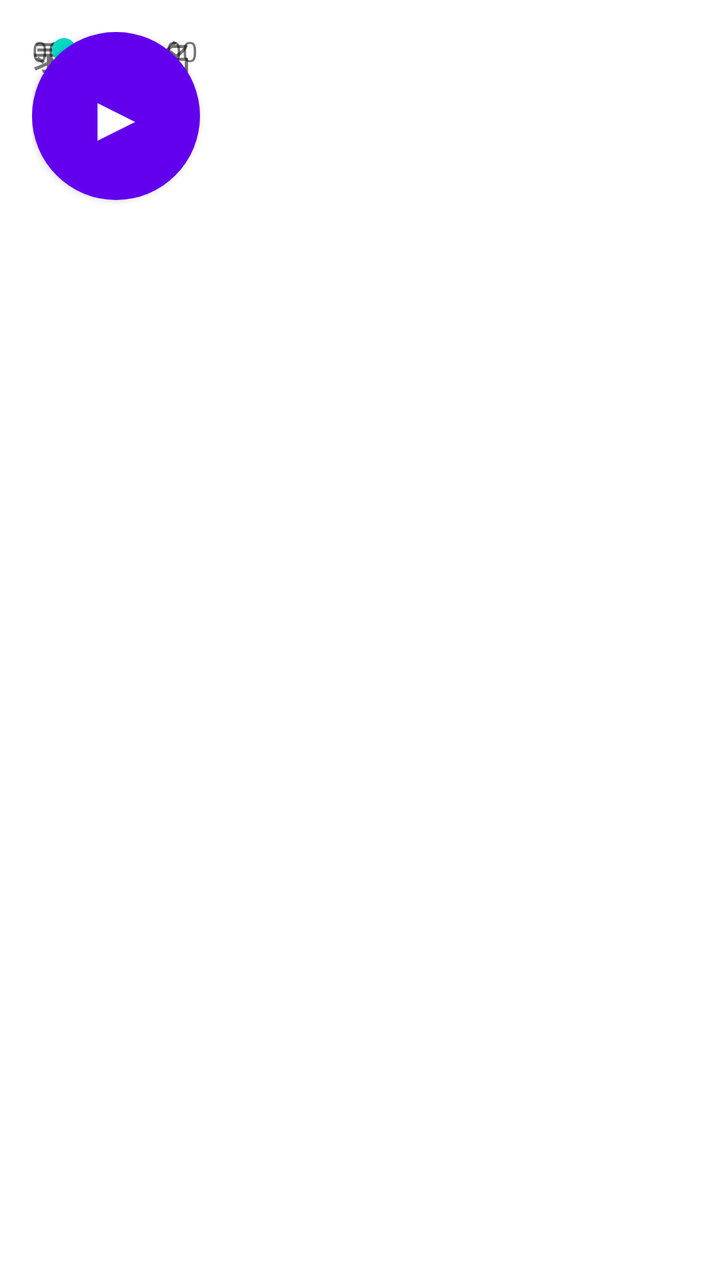
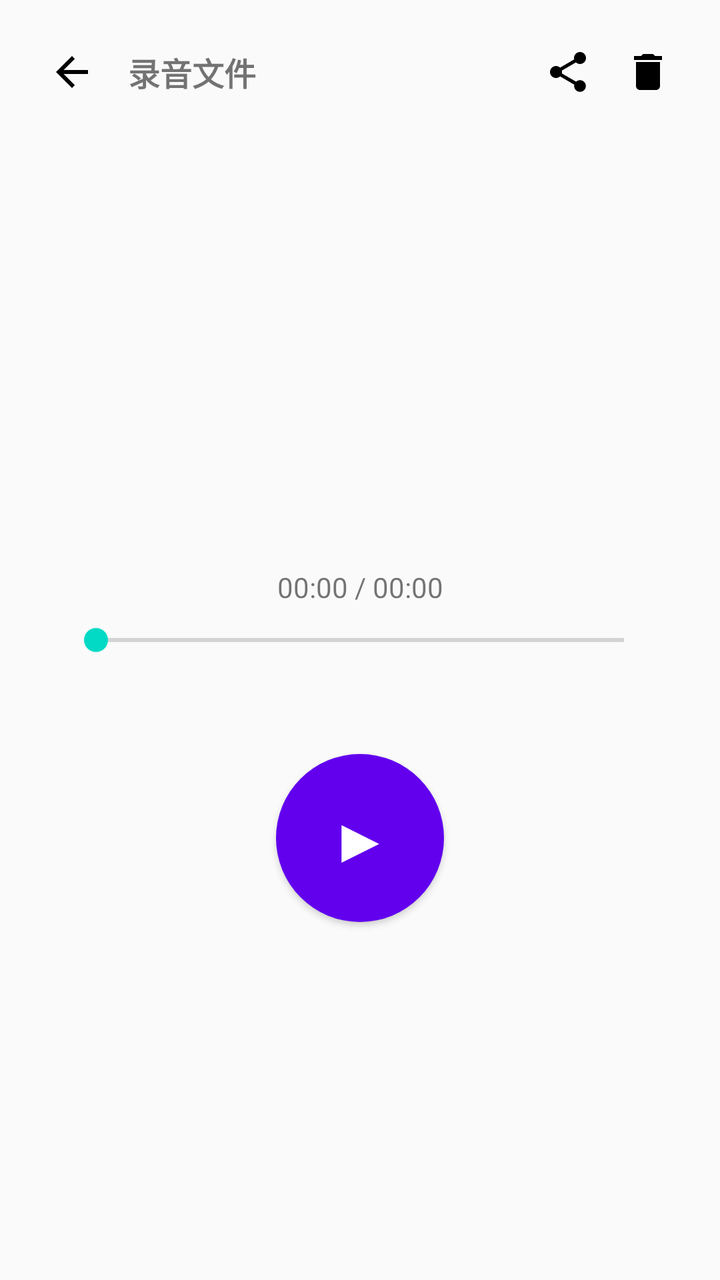

Two renders of the same Android screen: before a commit and after it. Below are the layout's source before the change and the commit's diff.
<!-- AndroidManifest.xml: application theme Theme.ShakeRecorder -->
<!-- res/layout/activity_player.xml -->
<?xml version="1.0" encoding="utf-8"?>
<androidx.constraintlayout.widget.ConstraintLayout
    xmlns:android="http://schemas.android.com/apk/res/android"
    xmlns:app="http://schemas.android.com/apk/res/android"
    android:layout_width="match_parent"
    android:layout_height="match_parent"
    android:padding="16dp">

    
    <ImageButton
        android:id="@+id/btnBack"
        android:layout_width="40dp" android:layout_height="40dp"
        android:background="?attr/selectableItemBackgroundBorderless"
        android:src="@drawable/ic_back"
        android:contentDescription="返回"
        app:layout_constraintTop_toTopOf="parent"
        app:layout_constraintStart_toStartOf="parent" />

    <TextView
        android:id="@+id/tvName"
        android:layout_width="0dp" android:layout_height="wrap_content"
        android:text="录音文件名"
        android:textSize="16sp" android:textStyle="bold"
        android:maxLines="1" android:ellipsize="end"
        android:layout_marginStart="8dp"
        app:layout_constraintTop_toTopOf="parent"
        app:layout_constraintBottom_toBottomOf="@id/btnBack"
        app:layout_constraintStart_toEndOf="@id/btnBack"
        app:layout_constraintEnd_toStartOf="@id/btnShare" />

    <ImageButton
        android:id="@+id/btnShare"
        android:layout_width="40dp" android:layout_height="40dp"
        android:background="?attr/selectableItemBackgroundBorderless"
        android:src="@drawable/ic_share"
        android:contentDescription="分享"
        app:layout_constraintTop_toTopOf="parent"
        app:layout_constraintEnd_toStartOf="@id/btnDelete" />

    <ImageButton
        android:id="@+id/btnDelete"
        android:layout_width="40dp" android:layout_height="40dp"
        android:background="?attr/selectableItemBackgroundBorderless"
        android:src="@drawable/ic_delete"
        android:contentDescription="删除"
        app:layout_constraintTop_toTopOf="parent"
        app:layout_constraintEnd_toEndOf="parent" />

    
    <TextView
        android:id="@+id/tvTime"
        android:layout_width="wrap_content" android:layout_height="wrap_content"
        android:text="00:00 / 00:00"
        android:textSize="14sp"
        app:layout_constraintBottom_toTopOf="@id/seekBar"
        app:layout_constraintStart_toStartOf="parent"
        app:layout_constraintEnd_toEndOf="parent"
        android:layout_marginBottom="8dp" />

    <SeekBar
        android:id="@+id/seekBar"
        android:layout_width="0dp" android:layout_height="wrap_content"
        android:layout_marginStart="16dp" android:layout_marginEnd="16dp"
        app:layout_constraintTop_toTopOf="parent"
        app:layout_constraintBottom_toBottomOf="parent"
        app:layout_constraintStart_toStartOf="parent"
        app:layout_constraintEnd_toEndOf="parent" />

    
    <Button
        android:id="@+id/btnPlay"
        android:layout_width="84dp" android:layout_height="84dp"
        android:background="@drawable/bg_circle"
        android:text="▶" android:textSize="32sp"
        android:textColor="#FFFFFF"
        app:layout_constraintTop_toBottomOf="@id/seekBar"
        app:layout_constraintStart_toStartOf="parent"
        app:layout_constraintEnd_toEndOf="parent"
        android:layout_marginTop="48dp" />

</androidx.constraintlayout.widget.ConstraintLayout>
<!-- resources referenced by this layout -->
<resources>
  <!-- drawable bg_circle (drawable) -->
  <shape xmlns:android="http://schemas.android.com/apk/res/android"
      android:shape="oval">
      <solid android:color="#6200EE" />
  </shape>
  <!-- drawable ic_back (drawable) -->
  <vector xmlns:android="http://schemas.android.com/apk/res/android"
      android:width="24dp" android:height="24dp"
      android:viewportWidth="24" android:viewportHeight="24">
      <path android:fillColor="#000000" android:pathData="M20,11H7.83l5.59,-5.59L12,4l-8,8 8,8 1.41,-1.41L7.83,13H20v-2z"/>
  </vector>
  <!-- drawable ic_delete (drawable) -->
  <vector xmlns:android="http://schemas.android.com/apk/res/android"
      android:width="24dp" android:height="24dp"
      android:viewportWidth="24" android:viewportHeight="24">
      <path android:fillColor="#000000" android:pathData="M6,19c0,1.1 0.9,2 2,2h8c1.1,0 2,-0.9 2,-2V7H6v12zM19,4h-3.5l-1,-1h-5l-1,1H5v2h14V4z"/>
  </vector>
  <!-- drawable ic_share (drawable) -->
  <vector xmlns:android="http://schemas.android.com/apk/res/android"
      android:width="24dp" android:height="24dp"
      android:viewportWidth="24" android:viewportHeight="24">
      <path android:fillColor="#000000" android:pathData="M18,16.08c-0.76,0 -1.44,0.3 -1.96,0.77L8.91,12.7c0.05,-0.23 0.09,-0.46 0.09,-0.7s-0.04,-0.47 -0.09,-0.7l7.05,-4.11c0.54,0.5 1.25,0.81 2.04,0.81 1.66,0 3,-1.34 3,-3s-1.34,-3 -3,-3 -3,1.34 -3,3c0,0.24 0.04,0.47 0.09,0.7L8.04,9.81C7.5,9.31 6.79,9 6,9c-1.66,0 -3,1.34 -3,3s1.34,3 3,3c0.79,0 1.5,-0.31 2.04,-0.81l7.12,4.16c-0.05,0.21 -0.08,0.43 -0.08,0.65 0,1.61 1.31,2.92 2.92,2.92 1.61,0 2.92,-1.31 2.92,-2.92s-1.31,-2.92 -2.92,-2.92z"/>
  </vector>
  <style name="Theme.ShakeRecorder" parent="Theme.MaterialComponents.DayNight.NoActionBar">
          <item name="colorPrimary">@color/purple_500</item>
          <item name="colorPrimaryDark">@color/purple_700</item>
          <item name="colorAccent">@color/teal_200</item>
      </style>
  <color name="purple_500">#6200EE</color>
  <color name="purple_700">#3700B3</color>
  <color name="teal_200">#03DAC5</color>
</resources>

<!-- the commit's change to res/layout/activity_player.xml (unified diff, before → after) -->
@@ -1,12 +1,12 @@
 <?xml version="1.0" encoding="utf-8"?>
 <androidx.constraintlayout.widget.ConstraintLayout
     xmlns:android="http://schemas.android.com/apk/res/android"
-    xmlns:app="http://schemas.android.com/apk/res/android"
+    xmlns:app="http://schemas.android.com/apk/res-auto"
     android:layout_width="match_parent"
     android:layout_height="match_parent"
+    android:background="#FAFAFA"
     android:padding="16dp">
 
-    
     <ImageButton
         android:id="@+id/btnBack"
         android:layout_width="40dp" android:layout_height="40dp"
@@ -19,7 +19,7 @@
     <TextView
         android:id="@+id/tvName"
         android:layout_width="0dp" android:layout_height="wrap_content"
-        android:text="录音文件名"
+        android:text="录音文件"
         android:textSize="16sp" android:textStyle="bold"
         android:maxLines="1" android:ellipsize="end"
         android:layout_marginStart="8dp"
@@ -46,7 +46,6 @@
         app:layout_constraintTop_toTopOf="parent"
         app:layout_constraintEnd_toEndOf="parent" />
 
-    
     <TextView
         android:id="@+id/tvTime"
         android:layout_width="wrap_content" android:layout_height="wrap_content"
@@ -66,7 +65,6 @@
         app:layout_constraintStart_toStartOf="parent"
         app:layout_constraintEnd_toEndOf="parent" />
 
-    
     <Button
         android:id="@+id/btnPlay"
         android:layout_width="84dp" android:layout_height="84dp"
